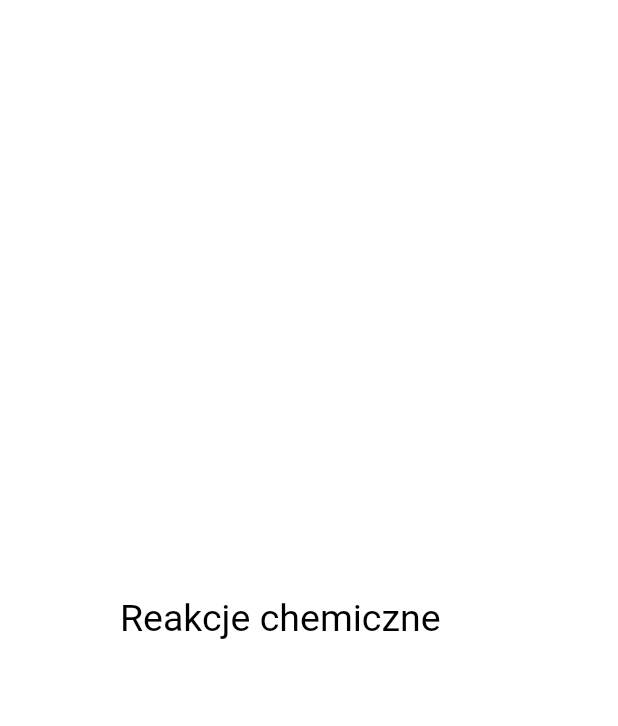
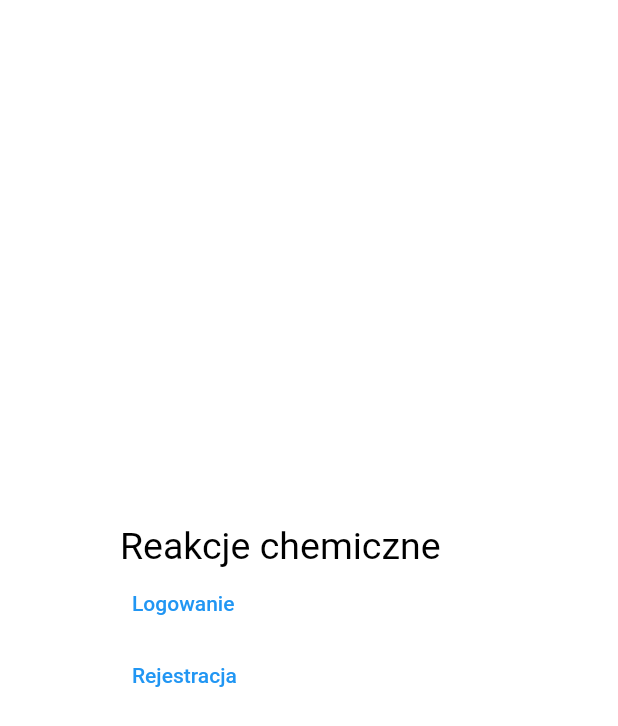
Before and after one commit to Sandra-chemist/SAEP-ReakcjeOrganiczne, a Flutter app: the screen it shows after launch, on a phone screen of 412 x 824 dp. Shown: the top 726 px of the screen. Run offline on Flutter 3.47's test engine with Material 2 defaults, Android fonts, the phone set to English and light mode, and no system bars.

Commit message:
navigation was added

```diff
--- a/lib/screens/welcome_screen.dart
+++ b/lib/screens/welcome_screen.dart
@@ -25,6 +25,26 @@ class _WelcomeScreenState extends State<WelcomeScreen> {
                 ),
               ],
             ),
+            Row(
+              children: [
+                TextButton(
+                  onPressed: () {
+                    Navigator.pushNamed(context, 'login_screen');
+                  },
+                  child: const Text('Logowanie'),
+                ),
+              ],
+            ),
+            Row(
+              children: [
+                TextButton(
+                  onPressed: () {
+                    Navigator.pushNamed(context, 'registration_screen');
+                  },
+                  child: const Text('Rejestracja'),
+                ),
+              ],
+            )
           ],
         ),
       ),
```
